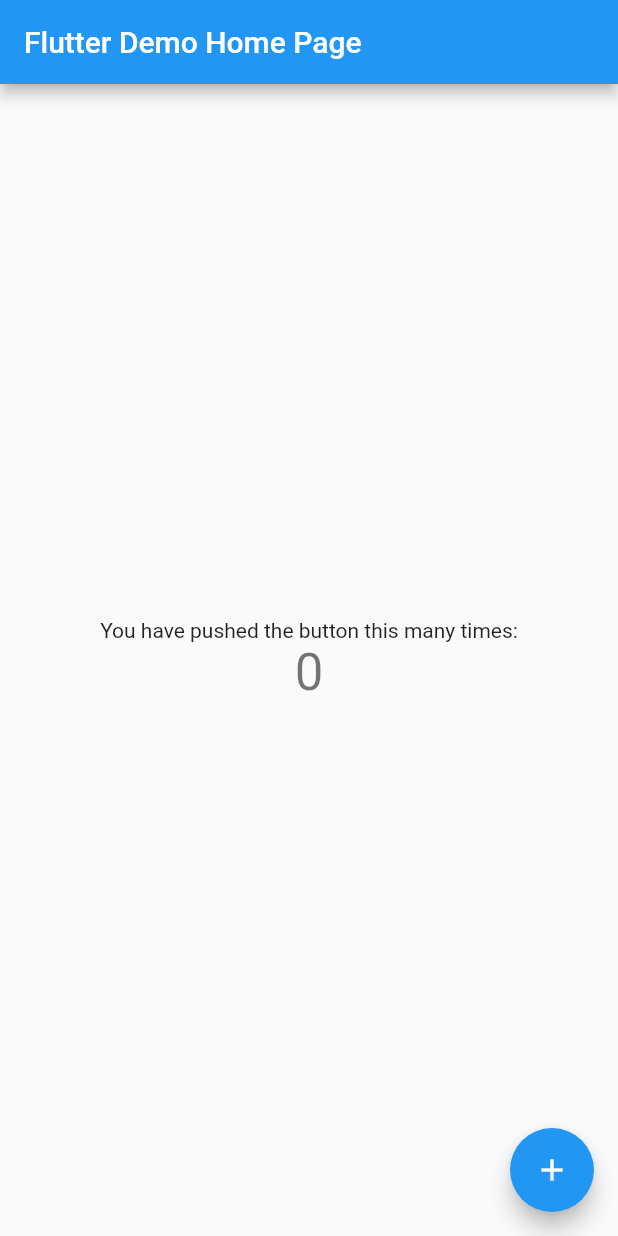
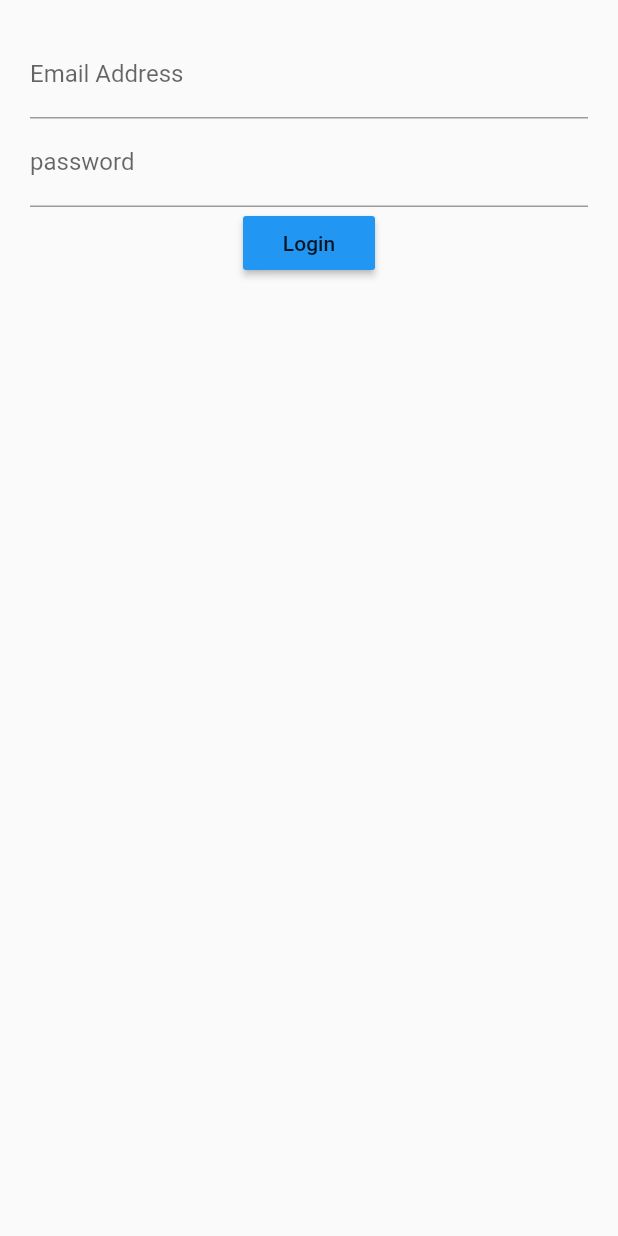
Before and after one commit to alwanof/flutter_bloc_pattern, a Flutter app: the screen it shows after launch, on a phone screen of 412 x 824 dp. Run offline on Flutter 3.47's test engine with Material 2 defaults, Android fonts, the phone set to English and light mode, and no system bars.

Commit message:
Login Example -not Complete

```diff
--- a/bloc_pattern/lecture2/login_bloc/lib/main.dart
+++ b/bloc_pattern/lecture2/login_bloc/lib/main.dart
@@ -1,111 +1,4 @@
 import 'package:flutter/material.dart';
+import 'package:login_bloc/src/app.dart';
 
-void main() => runApp(MyApp());
-
-class MyApp extends StatelessWidget {
-  // This widget is the root of your application.
-  @override
-  Widget build(BuildContext context) {
-    return MaterialApp(
-      title: 'Flutter Demo',
-      theme: ThemeData(
-        // This is the theme of your application.
-        //
-        // Try running your application with "flutter run". You'll see the
-        // application has a blue toolbar. Then, without quitting the app, try
-        // changing the primarySwatch below to Colors.green and then invoke
-        // "hot reload" (press "r" in the console where you ran "flutter run",
-        // or simply save your changes to "hot reload" in a Flutter IDE).
-        // Notice that the counter didn't reset back to zero; the application
-        // is not restarted.
-        primarySwatch: Colors.blue,
-      ),
-      home: MyHomePage(title: 'Flutter Demo Home Page'),
-    );
-  }
-}
-
-class MyHomePage extends StatefulWidget {
-  MyHomePage({Key key, this.title}) : super(key: key);
-
-  // This widget is the home page of your application. It is stateful, meaning
-  // that it has a State object (defined below) that contains fields that affect
-  // how it looks.
-
-  // This class is the configuration for the state. It holds the values (in this
-  // case the title) provided by the parent (in this case the App widget) and
-  // used by the build method of the State. Fields in a Widget subclass are
-  // always marked "final".
-
-  final String title;
-
-  @override
-  _MyHomePageState createState() => _MyHomePageState();
-}
-
-class _MyHomePageState extends State<MyHomePage> {
-  int _counter = 0;
-
-  void _incrementCounter() {
-    setState(() {
-      // This call to setState tells the Flutter framework that something has
-      // changed in this State, which causes it to rerun the build method below
-      // so that the display can reflect the updated values. If we changed
-      // _counter without calling setState(), then the build method would not be
-      // called again, and so nothing would appear to happen.
-      _counter++;
-    });
-  }
-
-  @override
-  Widget build(BuildContext context) {
-    // This method is rerun every time setState is called, for instance as done
-    // by the _incrementCounter method above.
-    //
-    // The Flutter framework has been optimized to make rerunning build methods
-    // fast, so that you can just rebuild anything that needs updating rather
-    // than having to individually change instances of widgets.
-    return Scaffold(
-      appBar: AppBar(
-        // Here we take the value from the MyHomePage object that was created by
-        // the App.build method, and use it to set our appbar title.
-        title: Text(widget.title),
-      ),
-      body: Center(
-        // Center is a layout widget. It takes a single child and positions it
-        // in the middle of the parent.
-        child: Column(
-          // Column is also a layout widget. It takes a list of children and
-          // arranges them vertically. By default, it sizes itself to fit its
-          // children horizontally, and tries to be as tall as its parent.
-          //
-          // Invoke "debug painting" (press "p" in the console, choose the
-          // "Toggle Debug Paint" action from the Flutter Inspector in Android
-          // Studio, or the "Toggle Debug Paint" command in Visual Studio Code)
-          // to see the wireframe for each widget.
-          //
-          // Column has various properties to control how it sizes itself and
-          // how it positions its children. Here we use mainAxisAlignment to
-          // center the children vertically; the main axis here is the vertical
-          // axis because Columns are vertical (the cross axis would be
-          // horizontal).
-          mainAxisAlignment: MainAxisAlignment.center,
-          children: <Widget>[
-            Text(
-              'You have pushed the button this many times:',
-            ),
-            Text(
-              '$_counter',
-              style: Theme.of(context).textTheme.display1,
-            ),
-          ],
-        ),
-      ),
-      floatingActionButton: FloatingActionButton(
-        onPressed: _incrementCounter,
-        tooltip: 'Increment',
-        child: Icon(Icons.add),
-      ), // This trailing comma makes auto-formatting nicer for build methods.
-    );
-  }
-}
+void main()=>runApp(App());
--- /dev/null
+++ b/bloc_pattern/lecture2/login_bloc/lib/src/app.dart
@@ -0,0 +1,13 @@
+import 'package:flutter/material.dart';
+import 'package:login_bloc/src/screens/login_screen.dart';
+class App extends StatelessWidget {
+  @override
+  Widget build(BuildContext context) {
+    return MaterialApp(
+      title: 'Log Me In',
+      home: Scaffold(
+        body: LoginScreen(),
+      ),
+    );
+  }
+}
--- /dev/null
+++ b/bloc_pattern/lecture2/login_bloc/lib/src/blocs/bloc.dart
@@ -0,0 +1,25 @@
+import 'dart:async';
+import 'validator.dart';
+
+class Bloc extends Object with Validator{
+  final _emailController=StreamController<String>();
+  final _passwordController=StreamController<String>();
+
+
+  //set data
+  Function(String) get changeEmail=>_emailController.sink.add;
+  Function(String) get changePassword=>_passwordController.sink.add;
+
+  //get data
+  Stream<String> get email=>_emailController.stream.transform(validateEmail);
+  Stream<String> get password=>_passwordController.stream.transform(validatePassword);
+
+  dispose(){
+    _emailController.close();
+    _passwordController.close();
+  }
+
+
+}
+
+final bloc=Bloc();
--- /dev/null
+++ b/bloc_pattern/lecture2/login_bloc/lib/src/blocs/validator.dart
@@ -0,0 +1,22 @@
+import 'dart:async';
+
+class Validator{
+  final validateEmail=StreamTransformer<String,String>.fromHandlers(
+    handleData: (email,sink){
+      if(email.contains('@')){
+        sink.add(email);
+      }else{
+        sink.addError('Enter a valid email');
+      }
+    }
+  );
+  final validatePassword=StreamTransformer<String,String>.fromHandlers(
+    handleData: (password,sink){
+      if(password.length>6){
+        sink.add(password);
+      }else{
+        sink.addError('Invalid password length');
+      }
+    }
+  );
+}
--- /dev/null
+++ b/bloc_pattern/lecture2/login_bloc/lib/src/screens/login_screen.dart
@@ -0,0 +1,55 @@
+import 'package:flutter/material.dart';
+
+class LoginScreen extends StatefulWidget {
+  @override
+  _LoginScreenState createState() => _LoginScreenState();
+}
+
+class _LoginScreenState extends State<LoginScreen> {
+  @override
+  Widget build(BuildContext context) {
+    return Container(
+      margin: EdgeInsets.all(20.0),
+      child: Column(
+        children: <Widget>[
+          emailField(),
+          passwordField(),
+          submitBtn()
+        ],
+      ),
+    );
+  }
+
+  Widget emailField(){
+    return TextField(
+      keyboardType: TextInputType.emailAddress,
+      decoration: InputDecoration(
+        hintText: 'you@example.com',
+        labelText: 'Email Address'
+
+      ),
+    );
+  }
+
+  Widget passwordField(){
+    return TextField(
+      obscureText: true,
+      decoration: InputDecoration(
+        hintText: 'password',
+        labelText: 'password'
+      ),
+    );
+  }
+
+  Widget submitBtn(){
+    return RaisedButton(
+      child: Text('Login'),
+      color: Colors.blue,
+      onPressed: (){
+
+      },
+    );
+  }
+
+
+}
```
